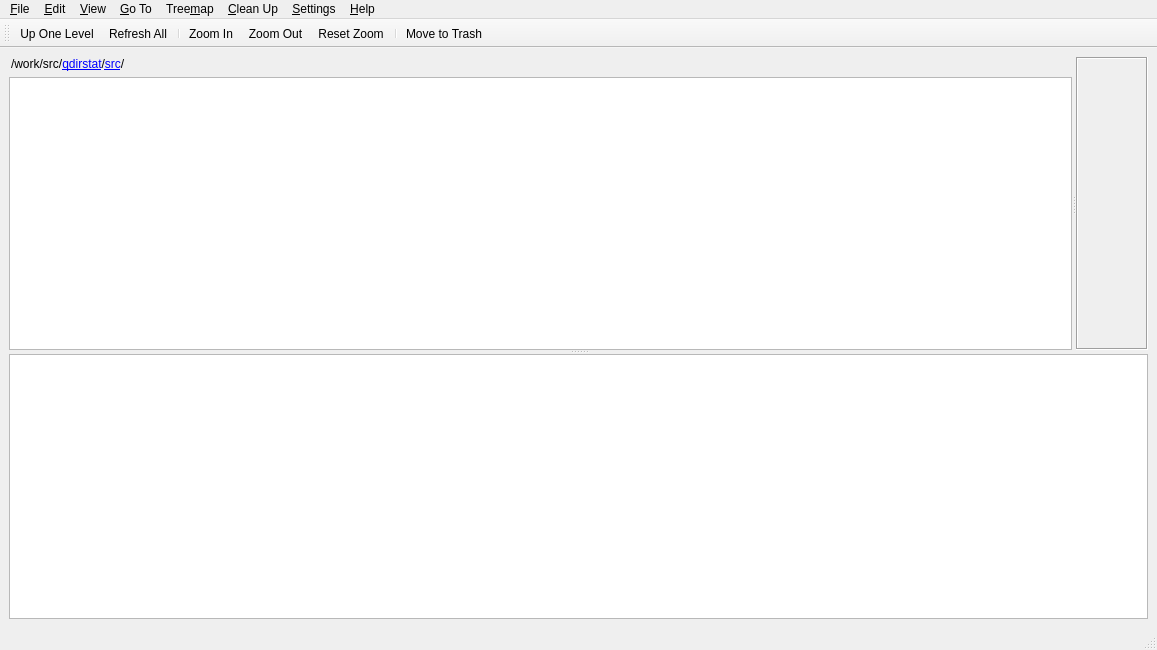
Before: the Qt Designer form src/main-window.ui in shundhammer/qdirstat, drawn with Qt 5.
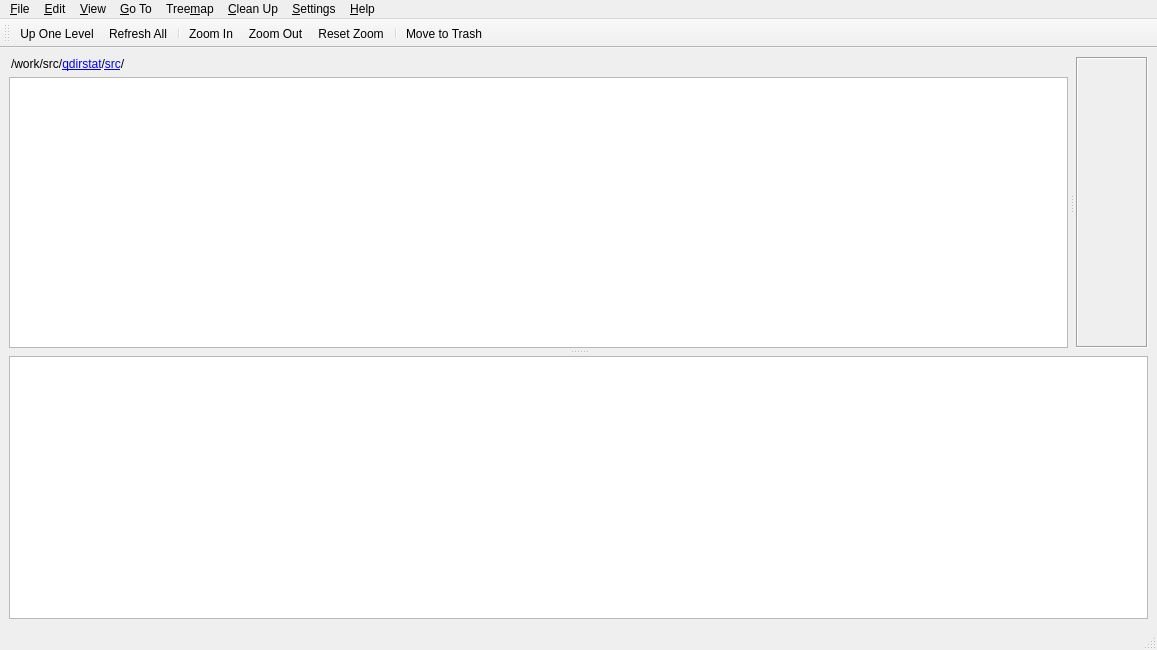
After: the same form once the commit is applied. Icons and pictures are not drawn. Custom widgets are drawn as their Qt base class.

Commit message: Thicker splitter handles in main window

```diff
--- a/src/main-window.ui
+++ b/src/main-window.ui
@@ -25,10 +25,16 @@
       <property name="orientation">
        <enum>Qt::Vertical</enum>
       </property>
+      <property name="handleWidth">
+       <number>8</number>
+      </property>
       <widget class="QSplitter" name="topViewsSplitter">
        <property name="orientation">
         <enum>Qt::Horizontal</enum>
        </property>
+       <property name="handleWidth">
+        <number>8</number>
+       </property>
        <widget class="QWidget" name="treeViewContainer" native="true">
         <property name="sizePolicy">
          <sizepolicy hsizetype="Preferred" vsizetype="Preferred">
@@ -84,7 +90,7 @@
            <x>0</x>
            <y>0</y>
            <width>217</width>
-           <height>287</height>
+           <height>286</height>
           </rect>
          </property>
         </widget>
```
